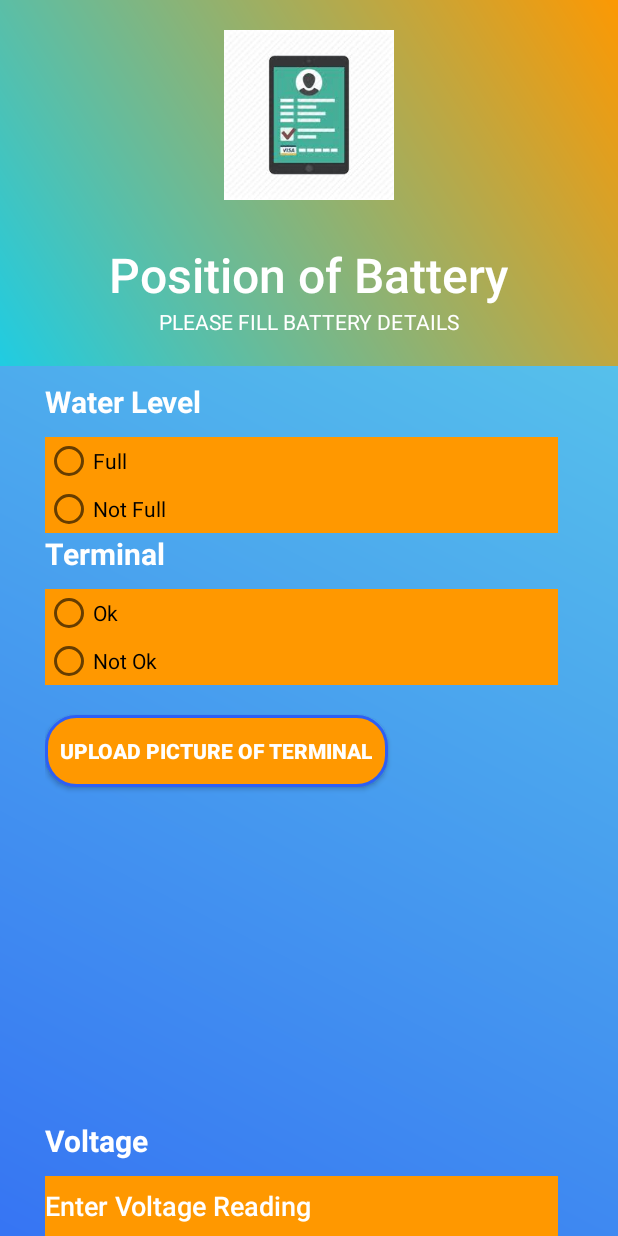
After one commit to nvezones/SBPD_app, an Android app: the PositionBattery screen opened directly, with no data from a screen before it, on a phone screen of 412 x 824 dp. The commit adds this screen. Run offline under Robolectric (Android 15) with nearby library versions, the phone set to English and light mode, and no system bars.

Commit message:
form2 completed

```diff
--- /dev/null
+++ b/app/src/main/java/com/example/sbpd_app/Forms/PositionBattery.java
@@ -0,0 +1,94 @@
+package com.example.sbpd_app.Forms;
+
+import android.content.Intent;
+import android.graphics.Bitmap;
+import android.net.Uri;
+import android.os.Build;
+import android.os.Environment;
+import android.provider.MediaStore;
+import android.support.v4.content.FileProvider;
+import android.support.v7.app.AppCompatActivity;
+import android.os.Bundle;
+import android.view.View;
+import android.widget.Button;
+import android.widget.ImageView;
+
+import com.example.sbpd_app.R;
+
+import java.io.File;
+import java.io.IOException;
+import java.text.SimpleDateFormat;
+import java.util.Date;
+
+public class PositionBattery extends AppCompatActivity {
+
+    static final int REQUEST_IMAGE_CAPTURE = 1;
+    static final int REQUEST_TAKE_PHOTO = 1;
+    Button button;
+    ImageView imageView;
+    String currentPhotoPath;
+    @Override
+    protected void onCreate(Bundle savedInstanceState) {
+        super.onCreate(savedInstanceState);
+        setContentView(R.layout.activity_position_battery);
+        imageView=(ImageView)findViewById(R.id.terminalimg);
+        button=(Button)findViewById(R.id.btnimg);
+        button.setOnClickListener(new View.OnClickListener() {
+            @Override
+            public void onClick(View v) {
+                dispatchTakePictureIntent();
+            }
+        });
+    }
+
+
+    private void dispatchTakePictureIntent() {
+        Intent takePictureIntent = new Intent(MediaStore.ACTION_IMAGE_CAPTURE);
+        // Ensure that there's a camera activity to handle the intent
+        if (takePictureIntent.resolveActivity(getPackageManager()) != null) {
+            // Create the File where the photo should go
+            File photoFile = null;
+            try {
+                photoFile = createImageFile();
+            } catch (IOException ex) {
+                // Error occurred while creating the File
+            }
+            // Continue only if the File was successfully created
+            if (photoFile != null) {
+                Uri photoURI = FileProvider.getUriForFile(this,
+                        "com.example.android.fileprovider",
+                        photoFile);
+                takePictureIntent.putExtra(MediaStore.EXTRA_OUTPUT, photoURI);
+                startActivityForResult(takePictureIntent, REQUEST_TAKE_PHOTO);
+            }
+        }
+    }
+
+
+    @Override
+    protected void onActivityResult(int requestCode, int resultCode, Intent data) {
+        if (requestCode == REQUEST_IMAGE_CAPTURE && resultCode == RESULT_OK) {
+            Bundle extras = data.getExtras();
+            Bitmap imageBitmap = (Bitmap) extras.get("data");
+            imageView.setImageBitmap(imageBitmap);
+        }
+    }
+
+
+
+    private File createImageFile() throws IOException {
+        // Create an image file name
+        String timeStamp = new SimpleDateFormat("yyyyMMdd_HHmmss").format(new Date());
+        String imageFileName = "JPEG_" + timeStamp + "_";
+        File storageDir = getExternalFilesDir(Environment.DIRECTORY_PICTURES);
+        File image = File.createTempFile(
+                imageFileName,  /* prefix */
+                ".jpg",         /* suffix */
+                storageDir      /* directory */
+        );
+
+        // Save a file: path for use with ACTION_VIEW intents
+        currentPhotoPath = image.getAbsolutePath();
+        return image;
+    }
+}
--- /dev/null
+++ b/app/src/main/res/drawable/grad.xml
@@ -0,0 +1,7 @@
+<?xml version="1.0" encoding="utf-8"?>
+<shape android:shape="rectangle" xmlns:android="http://schemas.android.com/apk/res/android">
+    <gradient
+        android:angle="45"
+        android:endColor="@color/orangeColor"
+        android:startColor="@color/backgroundColor"/>
+</shape>
--- /dev/null
+++ b/app/src/main/res/drawable/grad2.xml
@@ -0,0 +1,8 @@
+<?xml version="1.0" encoding="utf-8"?>
+<shape android:shape="rectangle" xmlns:android="http://schemas.android.com/apk/res/android">
+<gradient
+    android:endColor="@color/colorPrimary"
+    android:angle="45"
+    android:startColor="@color/colorPrimaryDark"
+    />
+</shape>
--- /dev/null
+++ b/app/src/main/res/drawable/roundbutton.xml
@@ -0,0 +1,11 @@
+<?xml version="1.0" encoding="utf-8"?>
+<shape android:shape="rectangle" xmlns:android="http://schemas.android.com/apk/res/android"
+    android:padding="16dp">
+    <stroke
+        android:width="2dp"
+        android:color="@color/colorPrimaryDark"/>
+    <corners android:radius="20dp"/>
+    <solid android:color="@color/orangeColor"/>
+
+
+</shape>
--- a/app/src/main/res/layout/activity_main.xml
+++ b/app/src/main/res/layout/activity_main.xml
@@ -4,7 +4,7 @@
     xmlns:tools="http://schemas.android.com/tools"
     android:layout_width="match_parent"
     android:layout_height="match_parent"
-    android:background="@color/colorPrimary"
+    android:background="@drawable/grad"
     tools:context=".MainActivity">
     <LinearLayout
         android:layout_width="match_parent"
--- /dev/null
+++ b/app/src/main/res/layout/activity_position_battery.xml
@@ -0,0 +1,297 @@
+<?xml version="1.0" encoding="utf-8"?>
+<LinearLayout xmlns:android="http://schemas.android.com/apk/res/android"
+    xmlns:app="http://schemas.android.com/apk/res-auto"
+    xmlns:tools="http://schemas.android.com/tools"
+    android:layout_width="match_parent"
+    android:orientation="vertical"
+    android:layout_height="match_parent"
+    tools:context=".Forms.PositionBattery">
+
+
+    <ScrollView
+        android:layout_width="match_parent"
+        android:layout_height="wrap_content">
+
+        <LinearLayout
+            android:layout_width="match_parent"
+            android:layout_height="wrap_content"
+            android:orientation="vertical">
+
+            <RelativeLayout
+                android:id="@+id/rellay1"
+                android:layout_width="match_parent"
+                android:layout_height="wrap_content"
+                android:background="@drawable/grad"
+                android:paddingBottom="20dp">
+
+                <RelativeLayout
+                    android:id="@+id/imgUser"
+                    android:layout_width="wrap_content"
+                    android:layout_height="wrap_content"
+                    android:layout_centerHorizontal="true"
+                    android:layout_marginTop="20dp">
+
+                    <ImageView
+                        android:layout_width="120dp"
+                        android:layout_height="120dp"
+                        android:layout_margin="9dp"
+                        android:adjustViewBounds="true"
+                        android:padding="3dp"
+                        android:scaleType="centerInside"
+                        android:src="@drawable/form" />
+
+                </RelativeLayout>
+
+                <TextView
+                    android:id="@+id/cus_profile_name"
+                    android:layout_width="wrap_content"
+                    android:layout_height="wrap_content"
+                    android:layout_below="@+id/imgUser"
+                    android:layout_centerHorizontal="true"
+                    android:layout_marginTop="15sp"
+                    android:fontFamily="sans-serif-light"
+                    android:text="@string/form2"
+                    android:textColor="@color/colorwhite"
+                    android:textSize="32sp"
+                    android:textStyle="bold" />
+
+                <TextView
+                    android:id="@+id/cus_profile_address"
+                    android:layout_width="wrap_content"
+                    android:layout_height="wrap_content"
+                    android:layout_below="@+id/cus_profile_name"
+                    android:layout_centerHorizontal="true"
+                    android:fontFamily="sans-serif"
+                    android:text="@string/form2subtitle"
+                    android:textAllCaps="true"
+                    android:textColor="@color/colorwhite"
+                    android:textSize="14sp" />
+
+
+            </RelativeLayout>
+
+            <LinearLayout
+                android:id="@+id/linlay1"
+                android:layout_width="match_parent"
+                android:layout_height="wrap_content"
+                android:layout_below="@id/rellay1"
+                android:orientation="horizontal">
+
+
+            </LinearLayout>
+
+
+            <RelativeLayout
+                android:layout_width="match_parent"
+                android:layout_height="match_parent"
+                android:layout_below="@+id/linlay1"
+                android:background="@drawable/grad2">
+
+                <LinearLayout
+                    android:layout_width="match_parent"
+                    android:layout_height="wrap_content"
+                    android:layout_centerInParent="true"
+                    android:layout_marginLeft="30dp"
+                    android:layout_marginTop="20dp"
+                    android:layout_marginRight="30dp"
+                    android:orientation="vertical">
+
+                    <LinearLayout
+                        android:layout_width="match_parent"
+                        android:layout_height="wrap_content"
+                        android:orientation="vertical">
+
+                        <TextView
+                            android:layout_width="wrap_content"
+                            android:layout_height="wrap_content"
+                            android:text="Water Level"
+                            android:textColor="@color/colorwhite"
+                            android:textSize="20sp"
+                            android:textStyle="bold" />
+
+                        <RadioGroup
+                        android:layout_width="match_parent"
+                        android:layout_height="wrap_content"
+                        android:layout_marginTop="10dp"
+                        android:layout_marginRight="10dp"
+                        android:background="@color/orangeColor"
+                        android:orientation="vertical">
+
+                        <RadioButton
+                            android:layout_width="wrap_content"
+                            android:layout_height="wrap_content"
+                            android:text="Full" />
+
+                        <RadioButton
+                            android:layout_width="wrap_content"
+                            android:layout_height="wrap_content"
+                            android:text="Not Full" />
+
+
+                    </RadioGroup>
+                    </LinearLayout>
+
+
+                    <LinearLayout
+                        android:layout_width="match_parent"
+                        android:layout_height="wrap_content"
+                        android:orientation="vertical">
+
+                        <TextView
+                            android:layout_width="wrap_content"
+                            android:layout_height="wrap_content"
+                            android:text="Terminal"
+                            android:textColor="@color/colorwhite"
+                            android:textSize="20sp"
+                            android:textStyle="bold" />
+
+                        <RadioGroup
+                            android:layout_width="match_parent"
+                            android:layout_height="wrap_content"
+                            android:layout_marginTop="10dp"
+                            android:layout_marginRight="10dp"
+                            android:background="@color/orangeColor"
+                            android:orientation="vertical">
+
+                            <RadioButton
+                                android:layout_width="wrap_content"
+                                android:layout_height="wrap_content"
+                                android:text="Ok" />
+
+                            <RadioButton
+                                android:layout_width="wrap_content"
+                                android:layout_height="wrap_content"
+                                android:text="Not Ok" />
+
+
+                        </RadioGroup>
+
+
+                        <Button
+                            android:id="@+id/btnimg"
+                            android:layout_width="wrap_content"
+                            android:layout_height="wrap_content"
+                            android:layout_gravity="left"
+                            android:layout_marginTop="20dp"
+                            android:background="@drawable/roundbutton"
+                            android:gravity="center"
+                            android:padding="10dp"
+                            android:text="Upload Picture Of Terminal"
+                            android:textColor="@color/colorwhite"
+                            android:textStyle="bold" />
+
+                        <ImageView
+                            android:id="@+id/terminalimg"
+                            android:layout_width="180dp"
+                            android:layout_height="180dp"
+                            android:layout_marginTop="10dp"
+                            />
+                    </LinearLayout>
+                        <View
+                            android:layout_width="match_parent"
+                            android:layout_height="1dp"
+                            android:layout_marginTop="15dp" />
+
+
+
+                    <LinearLayout
+                        android:layout_width="match_parent"
+                        android:layout_height="wrap_content"
+                        android:layout_marginTop="15dp"
+                        android:orientation="vertical">
+
+                        <TextView
+                            android:layout_width="wrap_content"
+                            android:layout_height="wrap_content"
+                            android:text="Voltage"
+                            android:textColor="@color/colorwhite"
+                            android:textSize="20sp"
+                            android:textStyle="bold" />
+
+                        <EditText
+                            android:inputType="numberDecimal"
+                            android:layout_width="match_parent"
+                            android:layout_height="40dp"
+                            android:layout_marginTop="10dp"
+                            android:layout_marginRight="10dp"
+                            android:background="@color/orangeColor"
+                            android:focusable="true"
+                            android:fontFamily="sans-serif-light"
+                            android:hint="Enter Voltage Reading"
+                            android:textColor="#000000"
+                            android:textColorHighlight="@color/colorwhite"
+                            android:textColorHint="@color/colorwhite"
+                            android:textSize="18sp"
+                            android:textStyle="bold" />
+
+                        <View
+                            android:layout_width="match_parent"
+                            android:layout_height="1dp"
+                            android:layout_marginTop="15dp" />
+
+                    </LinearLayout>
+
+                    <LinearLayout
+                        android:layout_width="match_parent"
+                        android:layout_height="wrap_content"
+                        android:layout_marginTop="15dp"
+                        android:orientation="vertical">
+
+                        <TextView
+                            android:layout_width="wrap_content"
+                            android:layout_height="wrap_content"
+                            android:text="Gravity"
+                            android:textColor="@color/colorwhite"
+                            android:textSize="20sp"
+                            android:textStyle="bold" />
+
+                        <EditText
+                            android:layout_width="match_parent"
+                            android:layout_height="40dp"
+                            android:layout_marginTop="10dp"
+                            android:layout_marginRight="10dp"
+                            android:background="@color/orangeColor"
+                            android:focusable="true"
+                            android:fontFamily="sans-serif-light"
+                            android:hint="Enter Gravity"
+                            android:textColor="#000000"
+                            android:textColorHighlight="@color/colorwhite"
+                            android:textColorHint="@color/colorwhite"
+                            android:textSize="18sp"
+                            android:textStyle="bold" />
+
+                        <View
+                            android:layout_width="match_parent"
+                            android:layout_height="1dp"
+                            android:layout_marginTop="15dp" />
+
+                    </LinearLayout>
+
+
+                    <Button
+                        android:id="@+id/cus_profile_update"
+                        android:layout_width="match_parent"
+                        android:layout_height="wrap_content"
+                        android:layout_gravity="center"
+                        android:layout_margin="20dp"
+                        android:background="@drawable/roundbutton"
+                        android:text="Save "
+                        android:textColor="@color/colorwhite"
+                        android:textStyle="bold" />
+
+
+                </LinearLayout>
+
+            </RelativeLayout>
+
+
+        </LinearLayout>
+
+
+    </ScrollView>
+
+
+
+
+
+</LinearLayout>
--- /dev/null
+++ b/app/src/main/res/xml/file_paths.xml
@@ -0,0 +1,4 @@
+<?xml version="1.0" encoding="utf-8"?>
+<paths xmlns:android="http://schemas.android.com/apk/res/android">
+    <external-path name="my_images" path="Android/data/com.example.sbpd_app/files/Pictures" />
+</paths>
```
Also changed, not shown: app/src/main/AndroidManifest.xml (+21 -0 lines), app/src/main/java/com/example/sbpd_app/Forms/Form1.java (added, +15 -0 lines), app/src/main/java/com/example/sbpd_app/Home.java (+23 -1 lines), app/src/main/res/drawable/circleborder.xml (added, +9 -0 lines), app/src/main/res/layout/activity_form1.xml (added, +239 -0 lines), app/src/main/res/layout/activity_home.xml (+13 -0 lines), app/src/main/res/drawable/regicon.jpg (added).
